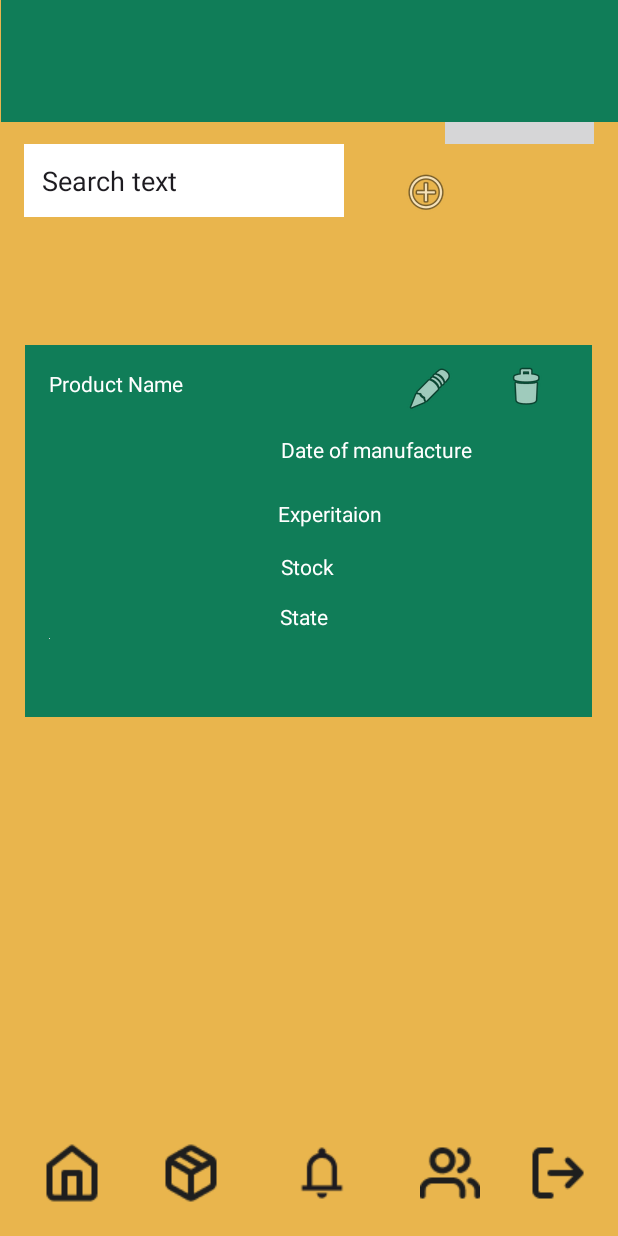
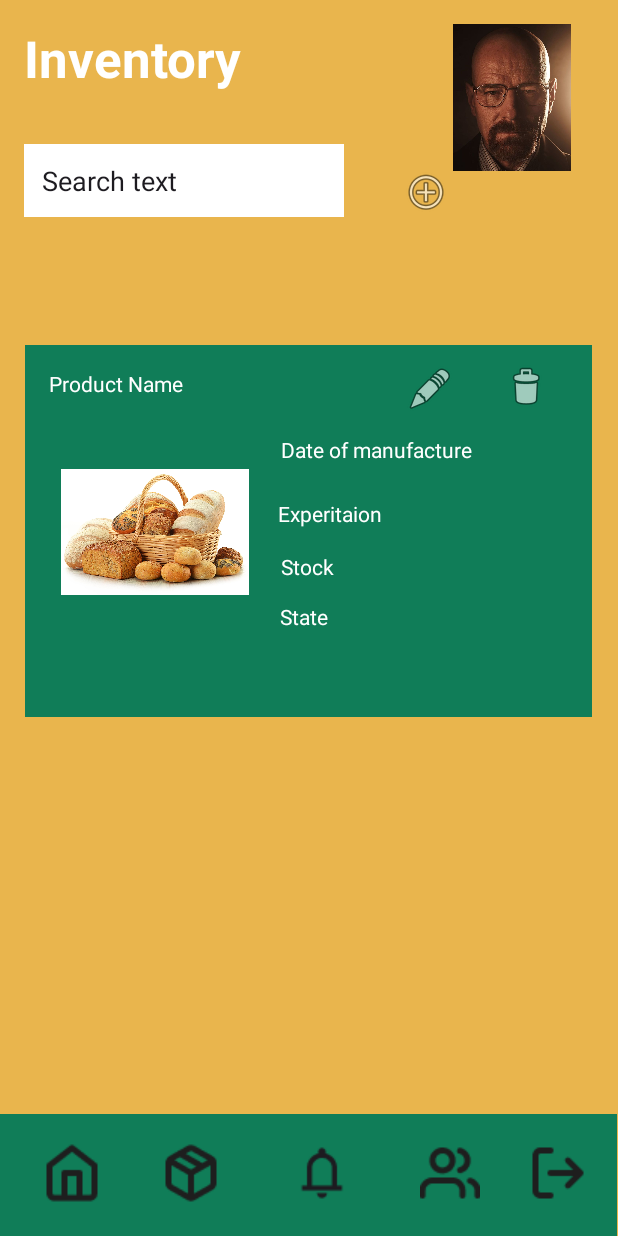
Before and after one commit to Nexware-Aplicaciones-Moviles-WX61/GastroTrack-AppMovil, an Android app: the layout inventory.xml on its own in the app's theme, with its tools: preview values and no code run, on a phone screen of 412 x 824 dp. Run offline under Robolectric (Android 15) with nearby library versions, the phone set to English and light mode, and no system bars.

Commit message:
add routes inventory

```diff
--- a/app/src/main/java/com/example/gastrotrack_appmovil/InventoryActivity.kt
+++ b/app/src/main/java/com/example/gastrotrack_appmovil/InventoryActivity.kt
@@ -1,4 +1,11 @@
 package com.example.gastrotrack_appmovil
 
-class InventoryActivity {
+import android.os.Bundle
+import androidx.appcompat.app.AppCompatActivity
+
+class InventoryActivity : AppCompatActivity() {
+    override fun onCreate(savedInstanceState: Bundle?) {
+        super.onCreate(savedInstanceState)
+        setContentView(R.layout.inventory)
+    }
 }
--- a/app/src/main/res/layout/inventory.xml
+++ b/app/src/main/res/layout/inventory.xml
@@ -18,16 +18,6 @@
         android:textStyle="bold"
         app:layout_constraintStart_toStartOf="parent"
         app:layout_constraintTop_toTopOf="parent" />
-
-    <ImageView
-        android:id="@+id/imageView10"
-        android:layout_width="99dp"
-        android:layout_height="80dp"
-        android:layout_marginTop="16dp"
-        android:layout_marginEnd="16dp"
-        app:layout_constraintEnd_toEndOf="parent"
-        app:layout_constraintTop_toTopOf="parent"
-        tools:srcCompat="@tools:sample/avatars" />
 
     <EditText
         android:id="@+id/editTextText7"
@@ -61,9 +51,12 @@
         android:layout_height="81dp"
         android:layout_gravity="bottom"
         app:backgroundTint="#107D58"
+        app:layout_constraintBottom_toBottomOf="parent"
         app:layout_constraintEnd_toEndOf="parent"
+        app:layout_constraintHorizontal_bias="0.0"
         app:layout_constraintStart_toStartOf="parent"
-        tools:layout_editor_absoluteY="650dp" />
+        app:layout_constraintTop_toTopOf="parent"
+        app:layout_constraintVertical_bias="1.0" />
 
     <ImageButton
         android:id="@+id/ibHomeReturn"
@@ -123,6 +116,7 @@
         app:srcCompat="@drawable/log_out" />
 
     <androidx.constraintlayout.widget.ConstraintLayout
+        android:id="@+id/constraintLayout5"
         android:layout_width="378dp"
         android:layout_height="248dp"
         android:background="#107D58"
@@ -178,16 +172,6 @@
             app:layout_constraintTop_toTopOf="parent"
             app:srcCompat="@android:drawable/ic_menu_delete" />
 
-        <ImageView
-            android:id="@+id/imageView14"
-            android:layout_width="wrap_content"
-            android:layout_height="wrap_content"
-            android:layout_marginStart="16dp"
-            android:layout_marginBottom="52dp"
-            app:layout_constraintBottom_toBottomOf="parent"
-            app:layout_constraintStart_toStartOf="parent"
-            tools:srcCompat="@tools:sample/avatars" />
-
         <TextView
             android:id="@+id/textView17"
             android:layout_width="wrap_content"
@@ -222,7 +206,29 @@
             app:layout_constraintEnd_toEndOf="parent"
             app:layout_constraintTop_toBottomOf="@+id/textView18" />
 
+        <ImageView
+            android:id="@+id/imageView6"
+            android:layout_width="125dp"
+            android:layout_height="117dp"
+            android:layout_marginStart="24dp"
+            app:layout_constraintBottom_toBottomOf="parent"
+            app:layout_constraintStart_toStartOf="parent"
+            app:layout_constraintTop_toTopOf="parent"
+            app:layout_constraintVertical_bias="0.503"
+            app:srcCompat="@drawable/exampleproduct" />
+
     </androidx.constraintlayout.widget.ConstraintLayout>
+
+    <ImageView
+        android:id="@+id/imageView7"
+        android:layout_width="109dp"
+        android:layout_height="98dp"
+        android:layout_marginTop="16dp"
+        app:layout_constraintEnd_toEndOf="parent"
+        app:layout_constraintHorizontal_bias="0.947"
+        app:layout_constraintStart_toStartOf="parent"
+        app:layout_constraintTop_toTopOf="parent"
+        app:srcCompat="@drawable/exampleprofile" />
 
 
 </androidx.constraintlayout.widget.ConstraintLayout>
```
Also changed, not shown: app/src/main/res/drawable/exampleproduct.jpg (added).
